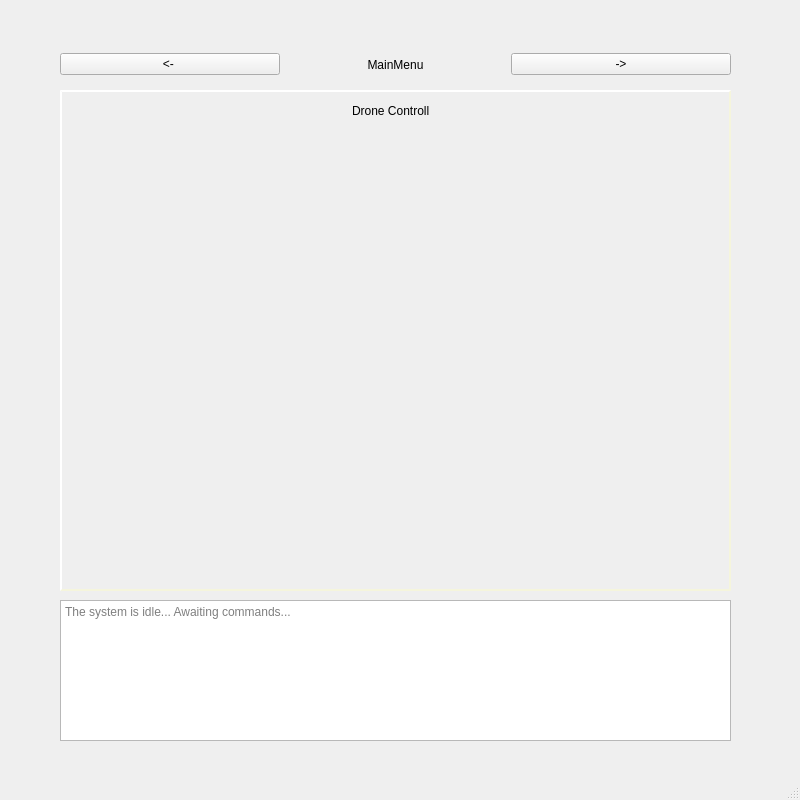
Old version of the form desktop/MicroGCS/mainwindow.ui in the repository NORDvv/MicroGCS.
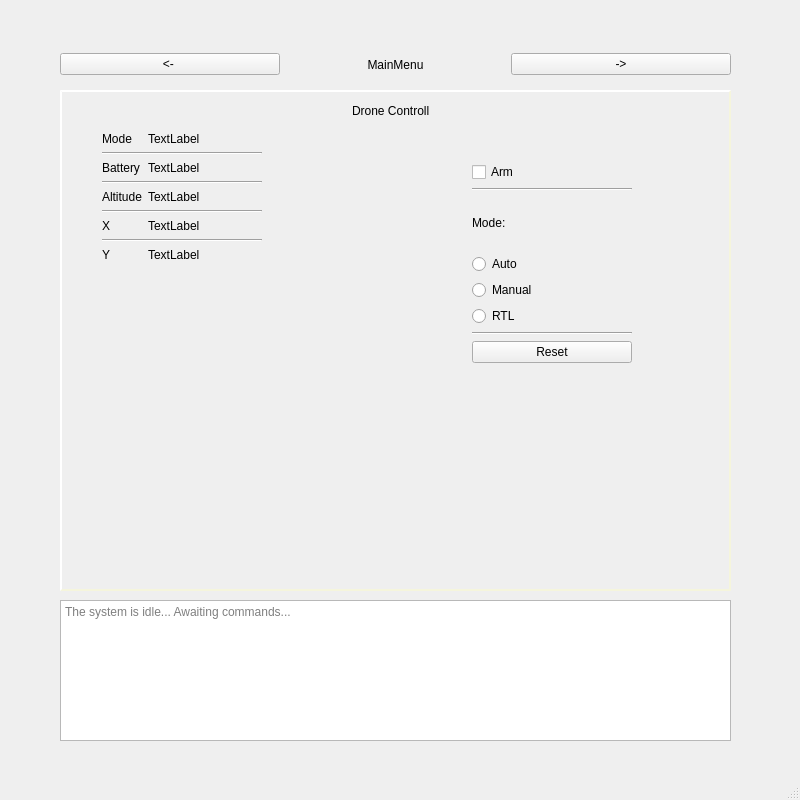
New version of the form. The open tabs and pages were chosen to show the change.

Commit message: Menu buttons added

```diff
--- a/desktop/MicroGCS/mainwindow.ui
+++ b/desktop/MicroGCS/mainwindow.ui
@@ -105,6 +105,184 @@
        <string>Drone Controll</string>
       </property>
      </widget>
+     <widget class="QWidget" name="formLayoutWidget_2">
+      <property name="geometry">
+       <rect>
+        <x>40</x>
+        <y>40</y>
+        <width>160</width>
+        <height>147</height>
+       </rect>
+      </property>
+      <layout class="QFormLayout" name="formLayout">
+       <item row="0" column="0">
+        <widget class="QLabel" name="label_3">
+         <property name="text">
+          <string>Mode</string>
+         </property>
+        </widget>
+       </item>
+       <item row="0" column="1">
+        <widget class="QLabel" name="label_4">
+         <property name="text">
+          <string>TextLabel</string>
+         </property>
+        </widget>
+       </item>
+       <item row="2" column="0">
+        <widget class="QLabel" name="label_5">
+         <property name="text">
+          <string>Battery</string>
+         </property>
+        </widget>
+       </item>
+       <item row="2" column="1">
+        <widget class="QLabel" name="label_6">
+         <property name="text">
+          <string>TextLabel</string>
+         </property>
+        </widget>
+       </item>
+       <item row="4" column="0">
+        <widget class="QLabel" name="label_7">
+         <property name="text">
+          <string>Altitude</string>
+         </property>
+        </widget>
+       </item>
+       <item row="4" column="1">
+        <widget class="QLabel" name="label_8">
+         <property name="text">
+          <string>TextLabel</string>
+         </property>
+        </widget>
+       </item>
+       <item row="6" column="0">
+        <widget class="QLabel" name="label_9">
+         <property name="text">
+          <string>X</string>
+         </property>
+        </widget>
+       </item>
+       <item row="6" column="1">
+        <widget class="QLabel" name="label_10">
+         <property name="text">
+          <string>TextLabel</string>
+         </property>
+        </widget>
+       </item>
+       <item row="8" column="0">
+        <widget class="QLabel" name="label_11">
+         <property name="text">
+          <string>Y</string>
+         </property>
+        </widget>
+       </item>
+       <item row="8" column="1">
+        <widget class="QLabel" name="label_12">
+         <property name="text">
+          <string>TextLabel</string>
+         </property>
+        </widget>
+       </item>
+       <item row="7" column="0" colspan="2">
+        <widget class="Line" name="line">
+         <property name="orientation">
+          <enum>Qt::Orientation::Horizontal</enum>
+         </property>
+        </widget>
+       </item>
+       <item row="5" column="0" colspan="2">
+        <widget class="Line" name="line_2">
+         <property name="orientation">
+          <enum>Qt::Orientation::Horizontal</enum>
+         </property>
+        </widget>
+       </item>
+       <item row="3" column="0" colspan="2">
+        <widget class="Line" name="line_3">
+         <property name="orientation">
+          <enum>Qt::Orientation::Horizontal</enum>
+         </property>
+        </widget>
+       </item>
+       <item row="1" column="0" colspan="2">
+        <widget class="Line" name="line_4">
+         <property name="orientation">
+          <enum>Qt::Orientation::Horizontal</enum>
+         </property>
+        </widget>
+       </item>
+      </layout>
+     </widget>
+     <widget class="QWidget" name="verticalLayoutWidget">
+      <property name="geometry">
+       <rect>
+        <x>410</x>
+        <y>70</y>
+        <width>160</width>
+        <height>201</height>
+       </rect>
+      </property>
+      <layout class="QVBoxLayout" name="verticalLayout">
+       <item>
+        <widget class="QCheckBox" name="checkBox">
+         <property name="text">
+          <string>Arm</string>
+         </property>
+        </widget>
+       </item>
+       <item>
+        <widget class="Line" name="line_5">
+         <property name="orientation">
+          <enum>Qt::Orientation::Horizontal</enum>
+         </property>
+        </widget>
+       </item>
+       <item>
+        <widget class="QLabel" name="label_13">
+         <property name="text">
+          <string>Mode:</string>
+         </property>
+        </widget>
+       </item>
+       <item>
+        <widget class="QRadioButton" name="radioButton_3">
+         <property name="text">
+          <string>Auto</string>
+         </property>
+        </widget>
+       </item>
+       <item>
+        <widget class="QRadioButton" name="radioButton_2">
+         <property name="text">
+          <string>Manual</string>
+         </property>
+        </widget>
+       </item>
+       <item>
+        <widget class="QRadioButton" name="radioButton">
+         <property name="text">
+          <string>RTL</string>
+         </property>
+        </widget>
+       </item>
+       <item>
+        <widget class="Line" name="line_6">
+         <property name="orientation">
+          <enum>Qt::Orientation::Horizontal</enum>
+         </property>
+        </widget>
+       </item>
+       <item>
+        <widget class="QPushButton" name="pushButton">
+         <property name="text">
+          <string>Reset</string>
+         </property>
+        </widget>
+       </item>
+      </layout>
+     </widget>
     </widget>
    </widget>
    <widget class="QWidget" name="horizontalLayoutWidget">
```
Left out of the diff: 4 changed lines with no effect on the pictures. The commit also changes 2 other files.
